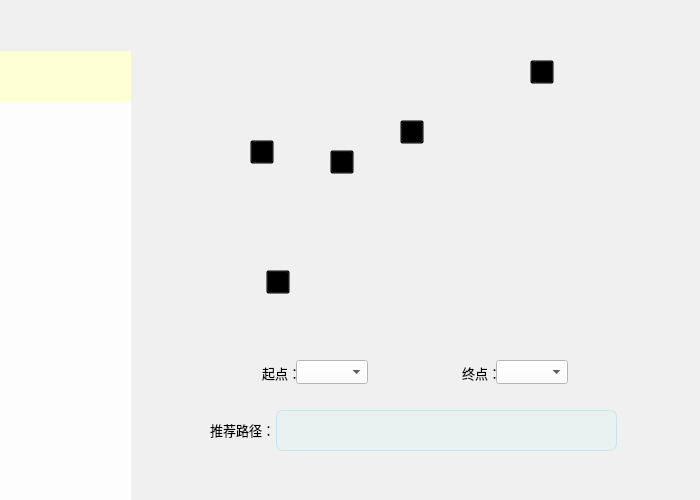
libercoinx/schoolGuid, file mainwindow.ui: the form before one commit.
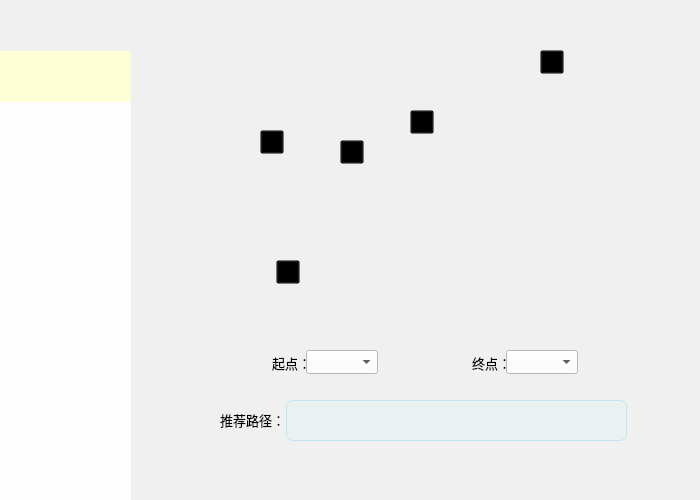
The form after the commit. Icons and pictures are not drawn.

What changed in the file:
```diff
--- a/mainwindow.ui
+++ b/mainwindow.ui
@@ -83,10 +83,10 @@
    <widget class="QWidget" name="widget_home" native="true">
     <property name="geometry">
      <rect>
-      <x>130</x>
-      <y>0</y>
+      <x>140</x>
+      <y>-10</y>
       <width>571</width>
-      <height>481</height>
+      <height>491</height>
      </rect>
     </property>
     <property name="styleSheet">
@@ -160,10 +160,10 @@
     <widget class="QPushButton" name="map">
      <property name="geometry">
       <rect>
-       <x>76</x>
-       <y>30</y>
-       <width>430</width>
-       <height>294</height>
+       <x>-51</x>
+       <y>-7</y>
+       <width>621</width>
+       <height>351</height>
       </rect>
      </property>
      <property name="styleSheet">
@@ -345,10 +345,191 @@
      <string/>
     </property>
    </widget>
-   <zorder>widget_home</zorder>
+   <widget class="QLabel" name="delete_2">
+    <property name="geometry">
+     <rect>
+      <x>410</x>
+      <y>390</y>
+      <width>131</width>
+      <height>21</height>
+     </rect>
+    </property>
+    <property name="text">
+     <string>在下方删除道路：</string>
+    </property>
+   </widget>
+   <widget class="QLabel" name="length">
+    <property name="geometry">
+     <rect>
+      <x>580</x>
+      <y>340</y>
+      <width>40</width>
+      <height>12</height>
+     </rect>
+    </property>
+    <property name="text">
+     <string>路径长度：</string>
+    </property>
+   </widget>
+   <widget class="QLabel" name="delete_beginsite">
+    <property name="geometry">
+     <rect>
+      <x>270</x>
+      <y>420</y>
+      <width>40</width>
+      <height>12</height>
+     </rect>
+    </property>
+    <property name="text">
+     <string>道路起点：</string>
+    </property>
+   </widget>
+   <widget class="QLabel" name="delete_endsite">
+    <property name="geometry">
+     <rect>
+      <x>450</x>
+      <y>420</y>
+      <width>71</width>
+      <height>20</height>
+     </rect>
+    </property>
+    <property name="text">
+     <string>道路终点：</string>
+    </property>
+   </widget>
+   <widget class="QLabel" name="add_endsite">
+    <property name="geometry">
+     <rect>
+      <x>420</x>
+      <y>340</y>
+      <width>40</width>
+      <height>12</height>
+     </rect>
+    </property>
+    <property name="text">
+     <string>道路终点：</string>
+    </property>
+   </widget>
+   <widget class="QComboBox" name="add_begin">
+    <property name="geometry">
+     <rect>
+      <x>340</x>
+      <y>330</y>
+      <width>62</width>
+      <height>22</height>
+     </rect>
+    </property>
+   </widget>
+   <widget class="QPushButton" name="deleteButton">
+    <property name="geometry">
+     <rect>
+      <x>410</x>
+      <y>360</y>
+      <width>80</width>
+      <height>18</height>
+     </rect>
+    </property>
+    <property name="text">
+     <string>确认</string>
+    </property>
+   </widget>
+   <widget class="QComboBox" name="add_end">
+    <property name="geometry">
+     <rect>
+      <x>480</x>
+      <y>340</y>
+      <width>81</width>
+      <height>22</height>
+     </rect>
+    </property>
+   </widget>
+   <widget class="QComboBox" name="delete_begin">
+    <property name="geometry">
+     <rect>
+      <x>340</x>
+      <y>420</y>
+      <width>62</width>
+      <height>22</height>
+     </rect>
+    </property>
+   </widget>
+   <widget class="QComboBox" name="delete_end">
+    <property name="geometry">
+     <rect>
+      <x>570</x>
+      <y>420</y>
+      <width>62</width>
+      <height>22</height>
+     </rect>
+    </property>
+   </widget>
+   <widget class="QLineEdit" name="pathlength">
+    <property name="geometry">
+     <rect>
+      <x>620</x>
+      <y>330</y>
+      <width>81</width>
+      <height>20</height>
+     </rect>
+    </property>
+   </widget>
+   <widget class="QLabel" name="add_beignsite">
+    <property name="geometry">
+     <rect>
+      <x>280</x>
+      <y>330</y>
+      <width>40</width>
+      <height>12</height>
+     </rect>
+    </property>
+    <property name="text">
+     <string>道路起点：</string>
+    </property>
+   </widget>
+   <widget class="QPushButton" name="addButton">
+    <property name="geometry">
+     <rect>
+      <x>420</x>
+      <y>460</y>
+      <width>80</width>
+      <height>18</height>
+     </rect>
+    </property>
+    <property name="text">
+     <string>确认</string>
+    </property>
+   </widget>
+   <widget class="QLabel" name="add">
+    <property name="geometry">
+     <rect>
+      <x>450</x>
+      <y>450</y>
+      <width>131</width>
+      <height>31</height>
+     </rect>
+    </property>
+    <property name="text">
+     <string>在下方添加道路：</string>
+    </property>
+   </widget>
    <zorder>label</zorder>
    <zorder>setButton</zorder>
    <zorder>homeButton</zorder>
+   <zorder>delete_2</zorder>
+   <zorder>length</zorder>
+   <zorder>delete_beginsite</zorder>
+   <zorder>delete_endsite</zorder>
+   <zorder>add_endsite</zorder>
+   <zorder>add_begin</zorder>
+   <zorder>deleteButton</zorder>
+   <zorder>add_end</zorder>
+   <zorder>delete_begin</zorder>
+   <zorder>delete_end</zorder>
+   <zorder>pathlength</zorder>
+   <zorder>add_beignsite</zorder>
+   <zorder>addButton</zorder>
+   <zorder>add</zorder>
+   <zorder>widget_home</zorder>
   </widget>
   <widget class="QMenuBar" name="menubar">
    <property name="geometry">
@@ -356,7 +537,7 @@
      <x>0</x>
      <y>0</y>
      <width>700</width>
-     <height>21</height>
+     <height>17</height>
     </rect>
    </property>
   </widget>
```
